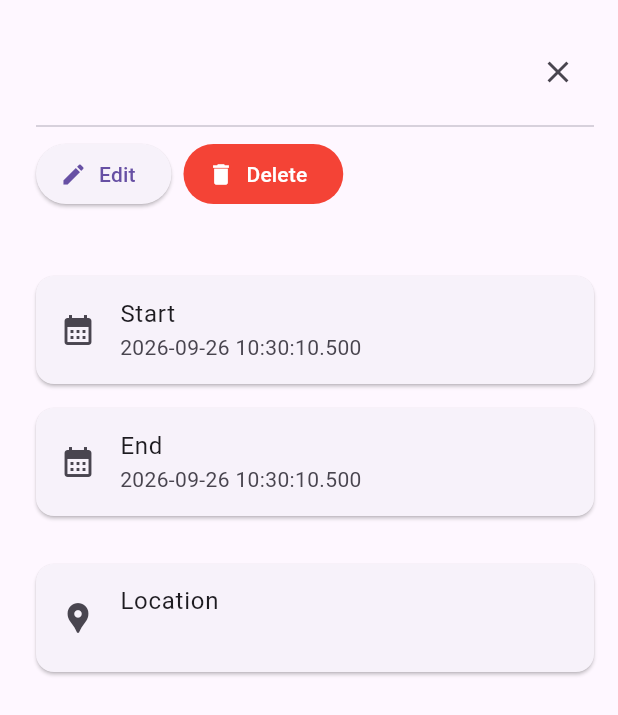
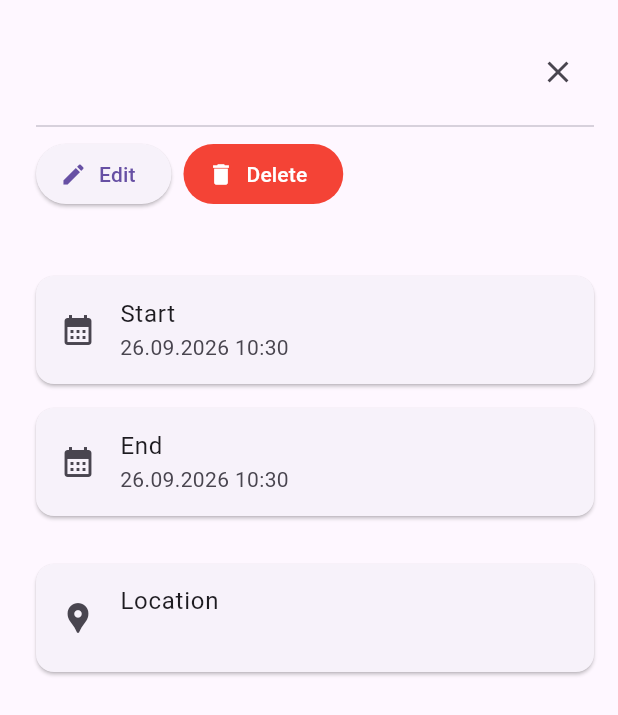
Before and after one commit to PapaTutuWawa/polycloud-ui, a Flutter app: the EventDetails widget shown alone on an empty page, opened directly with empty values, on a phone screen of 412 x 824 dp. Shown: the top 715 px of the screen. Run offline on Flutter 3.47's test engine with Material 3 defaults, Android fonts, the phone set to English and light mode, and no system bars; our stand-ins replace built_collection, built_value, copy_with_extension, dio, flutter_riverpod, flutter_secure_storage and 3 more; missing offline and left inert: cryptography, one_of_serializer, polycloud_ui_hazmat, uri; accounts and stored records are empty; generated files the repository leaves out were written again; statements that could not run were skipped.

Commit message:
Fix the datetime display in the event details

```diff
--- a/apps/polycloud/lib/apps/calendar/helpers.dart
+++ b/apps/polycloud/lib/apps/calendar/helpers.dart
@@ -30,3 +30,21 @@ String formatDateTimeDifference(DateTime start, DateTime end, bool allDay) {
   final end_ = allDay ? end.copyWith(hour: 24) : end;
   return formatDuration(end_.difference(start));
 }
+
+/// Zero-pads an integer [i] to always make it a two-character string.
+String zeroPad(int i) {
+  if (i < 10) {
+    return '0$i';
+  }
+  return i.toString();
+}
+
+/// Formats a DateTime [dt] into a nice string. [allDay] decides whether to show
+/// the time component (false) or not (true).
+String formatDateTime(DateTime dt, bool allDay) {
+  final date = '${zeroPad(dt.day)}.${zeroPad(dt.month)}.${dt.year}';
+  if (allDay) {
+    return date;
+  }
+  return '$date ${zeroPad(dt.hour)}:${zeroPad(dt.minute)}';
+}
--- a/apps/polycloud/lib/apps/calendar/widgets/event_details.dart
+++ b/apps/polycloud/lib/apps/calendar/widgets/event_details.dart
@@ -3,6 +3,8 @@ import 'package:flutter_riverpod/flutter_riverpod.dart';
 import 'package:polycloud/apps/calendar/dialogs/event_creation.dart';
 import 'package:polycloud/apps/calendar/models/event.dart';
 import 'package:polycloud/apps/calendar/viewmodels/calendar_viewmodel.dart';
+
+import '../helpers.dart';
 
 /// Sidebar widget to display event details
 class EventDetails extends ConsumerWidget {
@@ -157,7 +159,9 @@ class EventDetails extends ConsumerWidget {
               child: ListTile(
                 leading: Icon(Icons.calendar_month),
                 title: Text("Start"),
-                subtitle: Text(event.start.toString()),
+                subtitle: Text(
+                  formatDateTime(event.start.toLocal(), event.allDay),
+                ),
               ),
             ),
 
@@ -166,7 +170,9 @@ class EventDetails extends ConsumerWidget {
               child: ListTile(
                 leading: Icon(Icons.calendar_month),
                 title: Text("End"),
-                subtitle: Text(event.end.toString()),
+                subtitle: Text(
+                  formatDateTime(event.end.toLocal(), event.allDay),
+                ),
               ),
             ),
 
```
Also changed, not shown: apps/polycloud/lib/apps/calendar/widgets/datetime_picker_card.dart (+4 -9 lines).
